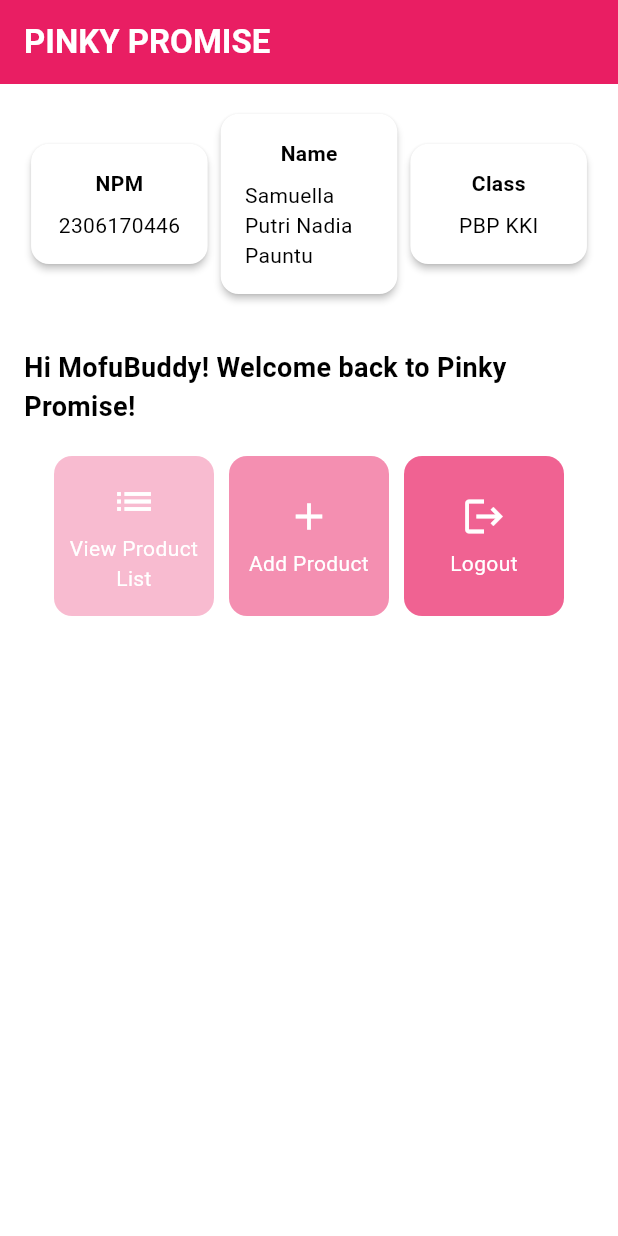
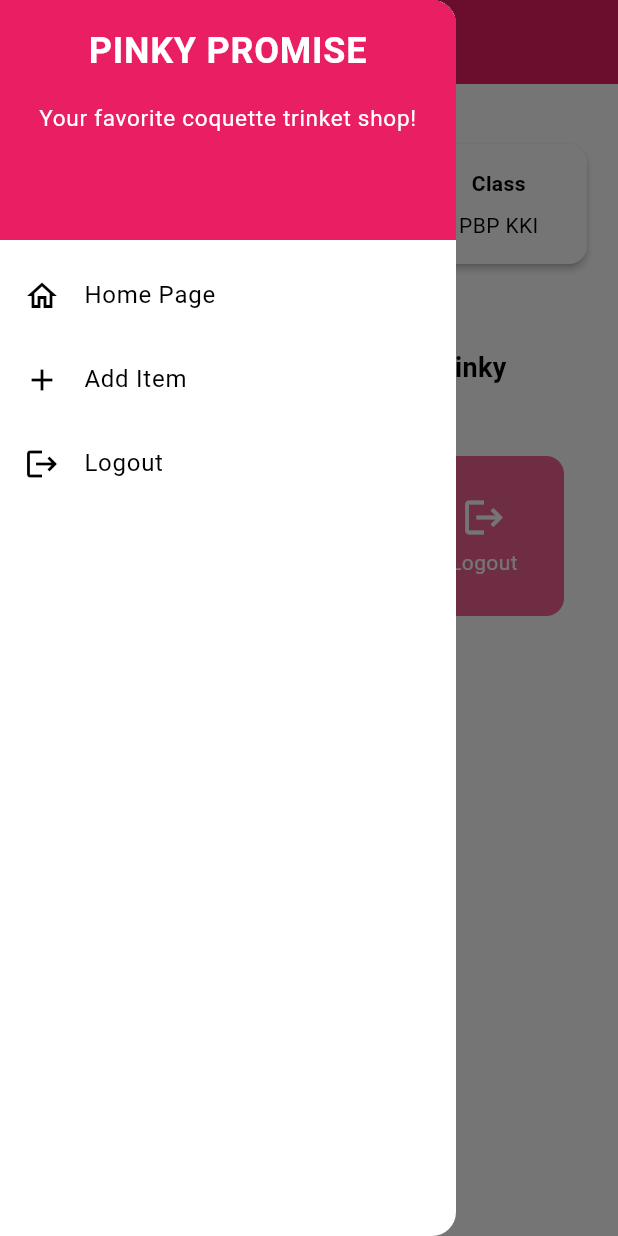
Before and after one commit to samuellapnadia/pinky-promise-mobile, a Flutter app: the screen it shows after launch, with the side drawer open (before the commit the screen has no drawer), on a phone screen of 412 x 824 dp. Run offline on Flutter 3.47's test engine with Material 3 defaults, Android fonts, the phone set to English and light mode, and no system bars.

Commit message:
Assignment 8

```diff
--- a/lib/main.dart
+++ b/lib/main.dart
@@ -1,5 +1,5 @@
 import 'package:flutter/material.dart';
-import 'package:pinky_promise/menu.dart';
+import 'package:pinky_promise/screens/menu.dart';
 
 
 void main() {
--- a/lib/menu.dart
+++ b/lib/screens/menu.dart
@@ -1,4 +1,6 @@
 import 'package:flutter/material.dart';
+import 'package:pinky_promise/widgets/left_drawer.dart';
+import 'package:pinky_promise/widgets/product_card.dart';
 
 class MyHomePage extends StatelessWidget {
   final String npm = '2306170446';
@@ -6,7 +8,7 @@
   final String className = 'PBP KKI';
   final List<ItemHomepage> items = [
     ItemHomepage("View Product List", Icons.list, Colors.pink.shade100),
-    ItemHomepage("Add Product", Icons.add, Colors.pink.shade200),
+    ItemHomepage("Add Item", Icons.add, Colors.pink.shade200),
     ItemHomepage("Logout", Icons.logout, Colors.pink.shade300),
   ];
 
@@ -24,7 +26,9 @@
           ),
         ),
         backgroundColor: Theme.of(context).colorScheme.primary,
+        iconTheme: const IconThemeData(color: Colors.white),
       ),
+      drawer: const LeftDrawer(),
       body: Padding(
         padding: const EdgeInsets.all(16.0),
         child: Column(
@@ -100,55 +104,3 @@
     );
   }
 }
-
-class ItemHomepage {
-  final String name;
-  final IconData icon;
-  final Color color;
-
-  ItemHomepage(this.name, this.icon, this.color);
-}
-
-class ItemCard extends StatelessWidget {
-  final ItemHomepage item;
-
-  const ItemCard(this.item, {super.key});
-
-  @override
-  Widget build(BuildContext context) {
-    return Material(
-      color: item.color,
-      borderRadius: BorderRadius.circular(12),
-      child: InkWell(
-        onTap: () {
-          ScaffoldMessenger.of(context)
-            ..hideCurrentSnackBar()
-            ..showSnackBar(
-              SnackBar(content: Text("You have pressed the ${item.name} button!")),
-            );
-        },
-        child: Container(
-          padding: const EdgeInsets.all(8),
-          child: Center(
-            child: Column(
-              mainAxisAlignment: MainAxisAlignment.center,
-              children: [
-                Icon(
-                  item.icon,
-                  color: Colors.white,
-                  size: 30.0,
-                ),
-                const Padding(padding: EdgeInsets.all(3)),
-                Text(
-                  item.name,
-                  textAlign: TextAlign.center,
-                  style: const TextStyle(color: Colors.white),
-                ),
-              ],
-            ),
-          ),
-        ),
-      ),
-    );
-  }
-}
--- /dev/null
+++ b/lib/widgets/left_drawer.dart
@@ -0,0 +1,77 @@
+import 'package:flutter/material.dart';
+import 'package:pinky_promise/screens/menu.dart';
+import 'package:pinky_promise/screens/productentry_form.dart';
+
+class LeftDrawer extends StatelessWidget {
+  const LeftDrawer({super.key});
+
+  @override
+  Widget build(BuildContext context) {
+    return Drawer(
+      child: ListView(
+        children: [
+          DrawerHeader(
+            decoration: BoxDecoration(
+              color: Theme.of(context).colorScheme.primary,
+            ),
+            child: const Column(
+              children: [
+                Text(
+                  'PINKY PROMISE',
+                  textAlign: TextAlign.center,
+                  style: TextStyle(
+                    fontSize: 24,
+                    fontWeight: FontWeight.bold,
+                    color: Colors.white,
+                  ),
+                ),
+                Padding(padding: EdgeInsets.all(8)),
+                Text(
+                  "Your favorite coquette trinket shop!",
+                  textAlign: TextAlign.center,
+                  style: TextStyle(
+                    color: Colors.white,
+                    fontWeight: FontWeight.normal,
+                    fontSize: 15.0,
+                  ),
+                ),
+              ],
+            ),
+          ),
+          ListTile(
+            leading: const Icon(Icons.home_outlined),
+            title: const Text('Home Page'),
+            onTap: () {
+              Navigator.pushReplacement(
+                context,
+                MaterialPageRoute(
+                  builder: (context) => MyHomePage(),
+                ),
+              );
+            },
+          ),
+          ListTile(
+            leading: const Icon(Icons.add),
+            title: const Text('Add Item'),
+            onTap: () {
+              Navigator.pushReplacement(
+                context,
+                MaterialPageRoute(
+                  builder: (context) => ProductEntryFormPage(),
+                ),
+              );
+            },
+          ),
+          ListTile(
+            leading: const Icon(Icons.logout),
+            title: const Text('Logout'),
+            onTap: () {
+              // Add logout logic here if needed
+              Navigator.pop(context);
+            },
+          ),
+        ],
+      ),
+    );
+  }
+}
--- /dev/null
+++ b/lib/widgets/product_card.dart
@@ -0,0 +1,59 @@
+import 'package:pinky_promise/screens/productentry_form.dart';
+import 'package:flutter/material.dart';
+
+class ItemHomepage {
+  final String name;
+  final IconData icon;
+  final Color color;
+
+  ItemHomepage(this.name, this.icon, this.color);
+}
+
+class ItemCard extends StatelessWidget {
+  final ItemHomepage item;
+
+  const ItemCard(this.item, {super.key});
+
+  @override
+  Widget build(BuildContext context) {
+    return Material(
+      color: item.color,
+      borderRadius: BorderRadius.circular(12),
+      child: InkWell(
+        onTap: () {
+          if (item.name == "Add Item") {
+            Navigator.push(
+              context,
+              MaterialPageRoute(builder: (context) => const ProductEntryFormPage()),
+            );
+          } else {
+            ScaffoldMessenger.of(context).showSnackBar(
+              SnackBar(content: Text("You have pressed the ${item.name} button!")),
+            );
+          }
+        },
+        child: Container(
+          padding: const EdgeInsets.all(8),
+          child: Center(
+            child: Column(
+              mainAxisAlignment: MainAxisAlignment.center,
+              children: [
+                Icon(
+                  item.icon,
+                  color: Colors.white,
+                  size: 30.0,
+                ),
+                const SizedBox(height: 5),
+                Text(
+                  item.name,
+                  textAlign: TextAlign.center,
+                  style: const TextStyle(color: Colors.white),
+                ),
+              ],
+            ),
+          ),
+        ),
+      ),
+    );
+  }
+}
```
Also changed, not shown: lib/screens/productentry_form.dart (added, +198 -0 lines), 1 other file.
